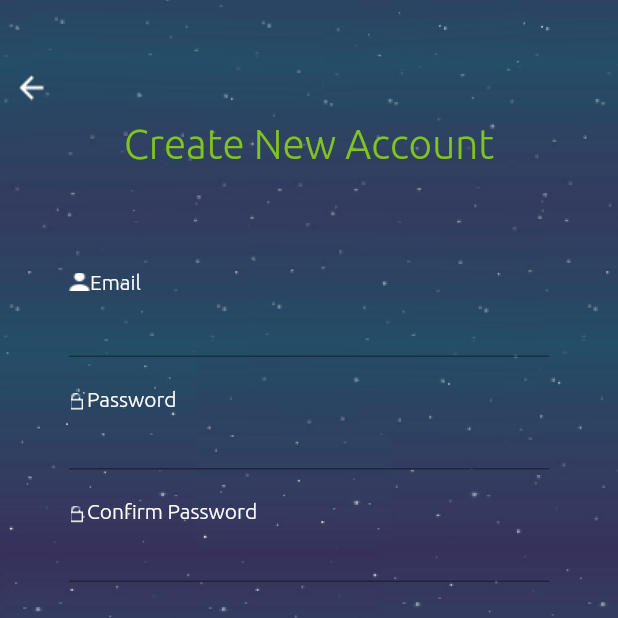
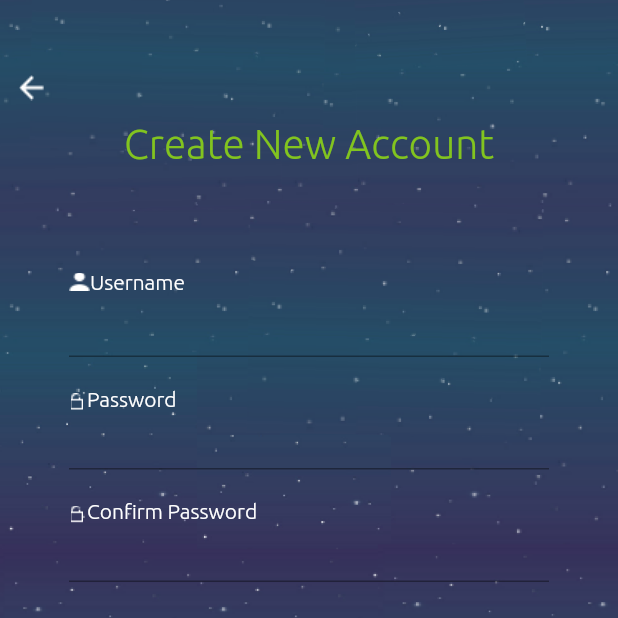
Before and after one commit to DKGMarine/capstoneproject, a Flutter app: the screen it shows after launch, after a tap on "SIGN UP", on a phone screen of 412 x 824 dp, the top half of it. Run offline on Flutter 3.47's test engine with Material 2 defaults, Android fonts, the phone set to English and light mode, and no system bars; our stand-ins replace fluttertoast, table_calendar; network calls fail.

Commit message:
Polished the login and registration to reflect correct text boxes, with username. Bug fixes and dashboard database connection

```diff
--- a/lib/screens/login_screen.dart
+++ b/lib/screens/login_screen.dart
@@ -126,7 +126,7 @@ class _LoginScreen extends State<LoginScreen> {
                   Align(
                     alignment: Alignment.topLeft,
                     child: Container(
-                      width: 49,
+                      width: 80,
                       height: 18,
                       margin: EdgeInsets.only(left: 47, top: 100),
                       child: Row(
@@ -147,7 +147,7 @@ class _LoginScreen extends State<LoginScreen> {
                           Align(
                             alignment: Alignment.topLeft,
                             child: Text(
-                              "Email",
+                              "Username",
                               textAlign: TextAlign.center,
                               style: TextStyle(
                                 color: AppColors.primaryText,
--- a/lib/screens/registration_screen.dart
+++ b/lib/screens/registration_screen.dart
@@ -83,7 +83,7 @@ class RegistrationScreen extends StatelessWidget {
                   Align(
                     alignment: Alignment.topLeft,
                     child: Container(
-                      width: 49,
+                      width: 80,
                       height: 18,
                       margin: EdgeInsets.only(left: 47, top: 100),
                       child: Row(
@@ -104,7 +104,7 @@ class RegistrationScreen extends StatelessWidget {
                           Align(
                             alignment: Alignment.topLeft,
                             child: Text(
-                              "Email",
+                              "Username",
                               textAlign: TextAlign.center,
                               style: TextStyle(
                                 color: AppColors.primaryText,
```
Also changed, not shown: lib/screens/dashboard_screen.dart (+13 -1 lines).
